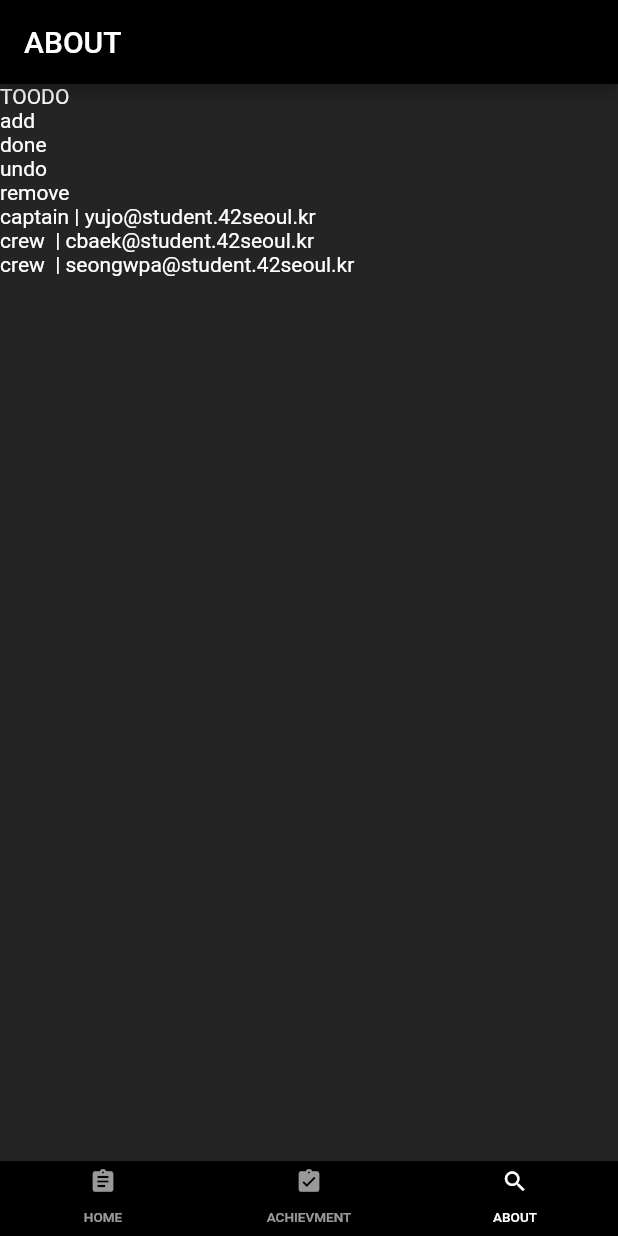
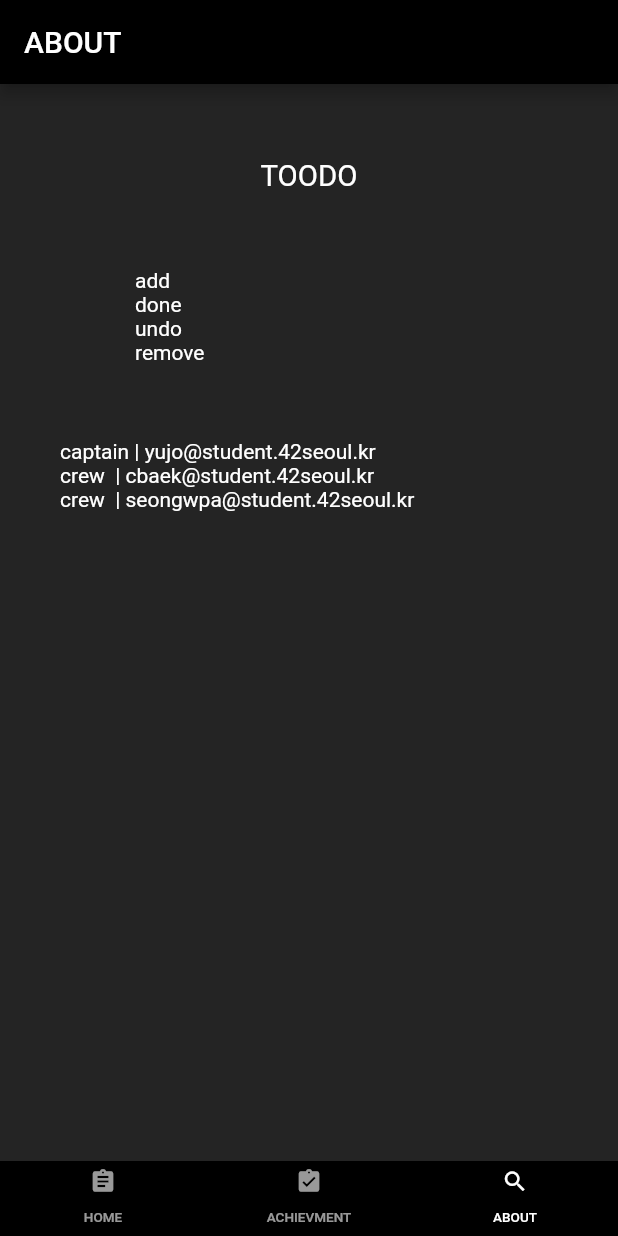
Before and after one commit to yujo11/PROGRAM_42, a Flutter app: the screen it shows after launch, item 3 of the bottom bar chosen, on a phone screen of 412 x 824 dp. Run offline on Flutter 3.47's test engine with Material 2 defaults, Android fonts, the phone set to English and light mode, and no system bars.

Commit message:
Layout ABOUT page(WIP)

```diff
--- a/toodo_program42/lib/screen/screen_about.dart
+++ b/toodo_program42/lib/screen/screen_about.dart
@@ -23,24 +23,33 @@ class _AboutScreenState extends State<AboutScreen> {
             textAlign: TextAlign.center,
           ),
         ),
-        body: Column(
+        body: Container(
+          margin: EdgeInsets.fromLTRB(40, 50, 40, 50),
+          child: Column(
             children: <Widget>[
-            FractionallySizedBox(
-              widthFactor: 1,
-              child: Text('TOODO'),
+              Container(
+                margin: EdgeInsets.fromLTRB(0, 0, 0, 50),
+                child: Text(
+                  'TOODO',
+                  textAlign: TextAlign.center,
+                  textScaleFactor: 1.4,
                 ),
-            FractionallySizedBox(
-              widthFactor: 1,
+              ),
+              Container(
+                margin: EdgeInsets.fromLTRB(50, 0, 50, 50),
+                alignment: Alignment.topLeft,
                 child: Text('add\n' + 'done\n' + 'undo\n' + 'remove'),
               ),
-            FractionallySizedBox(
-              widthFactor: 1,
+              Container(
+                margin: EdgeInsets.fromLTRB(0, 0, 0, 0),
+                alignment: Alignment.topLeft,
                 child: Text(
                     'captain | yujo@student.42seoul.kr\ncrew 	| cbaek@student.42seoul.kr\ncrew 	| seongwpa@student.42seoul.kr'),
               ),
             ],
           ),
         ),
+      ),
     );
   }
 }
```
Lines whose indentation alone changed are shown as unchanged.
